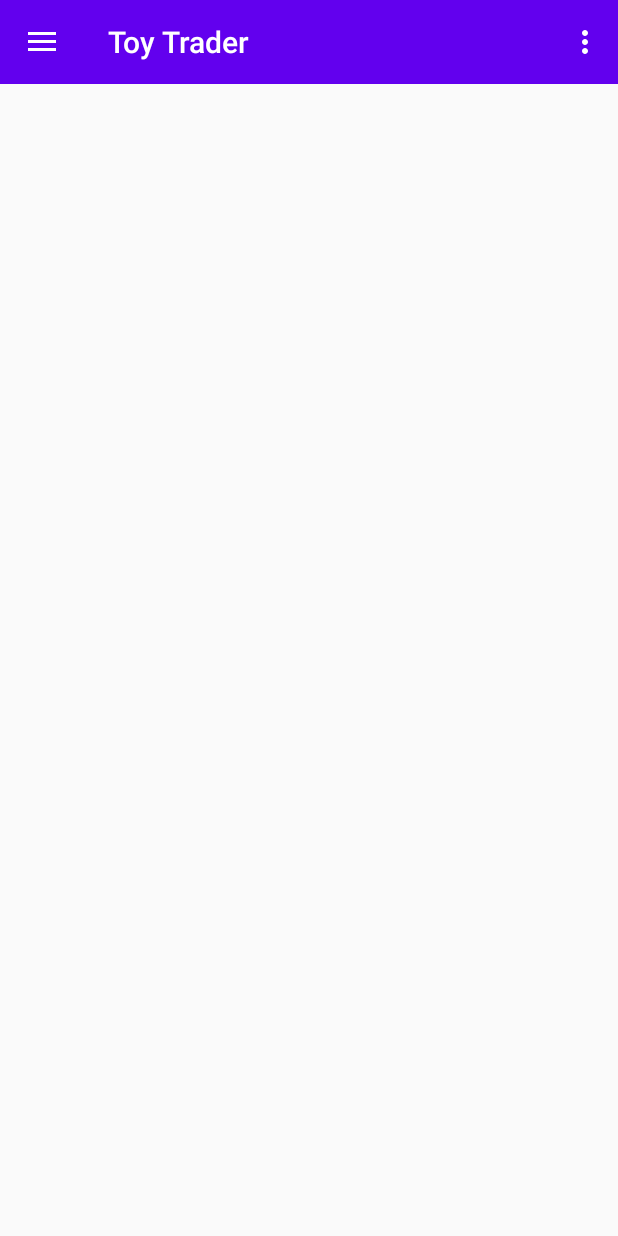
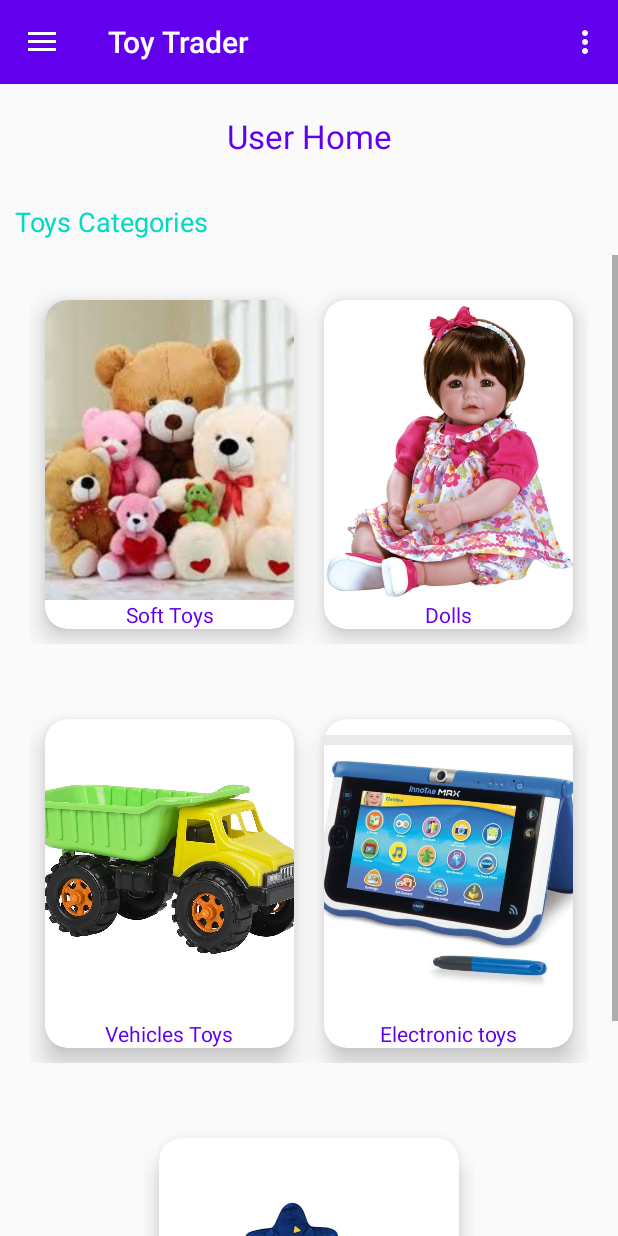
Before and after one commit to arselan95/Toy-Trader-Android-Application, an Android app: the UserHomeActivity screen opened directly, with no data from a screen before it, on a phone screen of 412 x 824 dp. Run offline under Robolectric (Android 15) with nearby library versions, the phone set to English and light mode, and no system bars.

Commit message:
user home completed

```diff
--- a/ToyTrader/app/src/main/java/com/example/toytrader/UserHomeActivity.java
+++ b/ToyTrader/app/src/main/java/com/example/toytrader/UserHomeActivity.java
@@ -32,6 +32,9 @@ public class UserHomeActivity extends AppCompatActivity implements NavigationVie
                 R.string.navigation_drawer_open, R.string.navigation_drawer_close);
         drawer.addDrawerListener(toggle);
         toggle.syncState();
+
+        getSupportFragmentManager().beginTransaction().
+                replace(R.id.fragment_container,new ToyCategoriesFragment()).commit();
     }
 
     @Override
```
Also changed, not shown: 5 other files.
